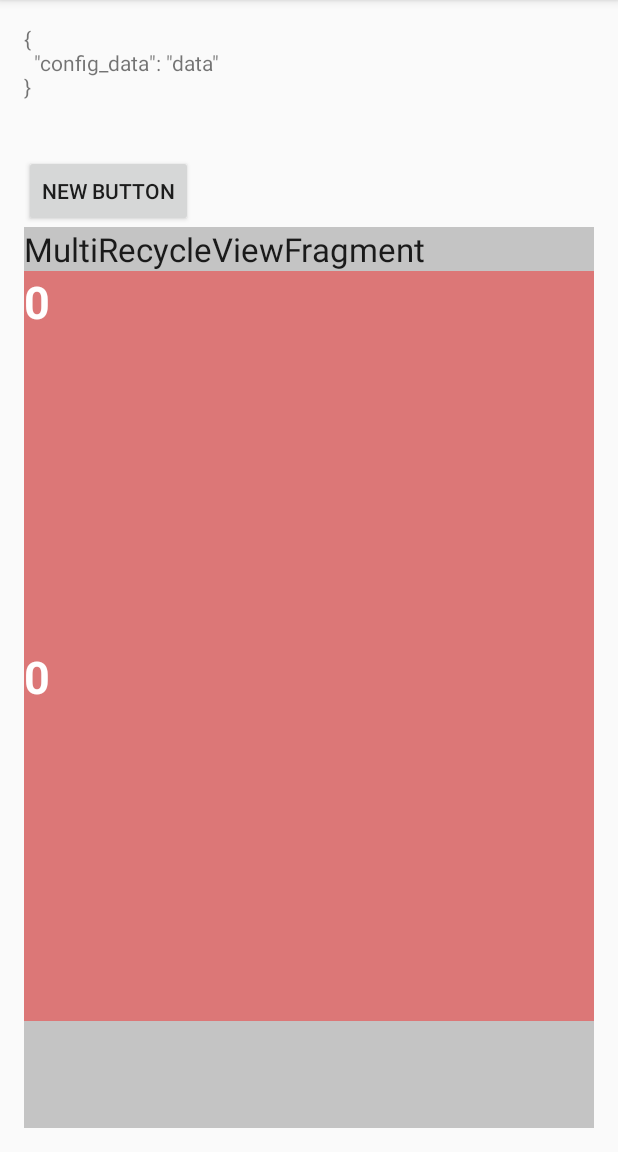
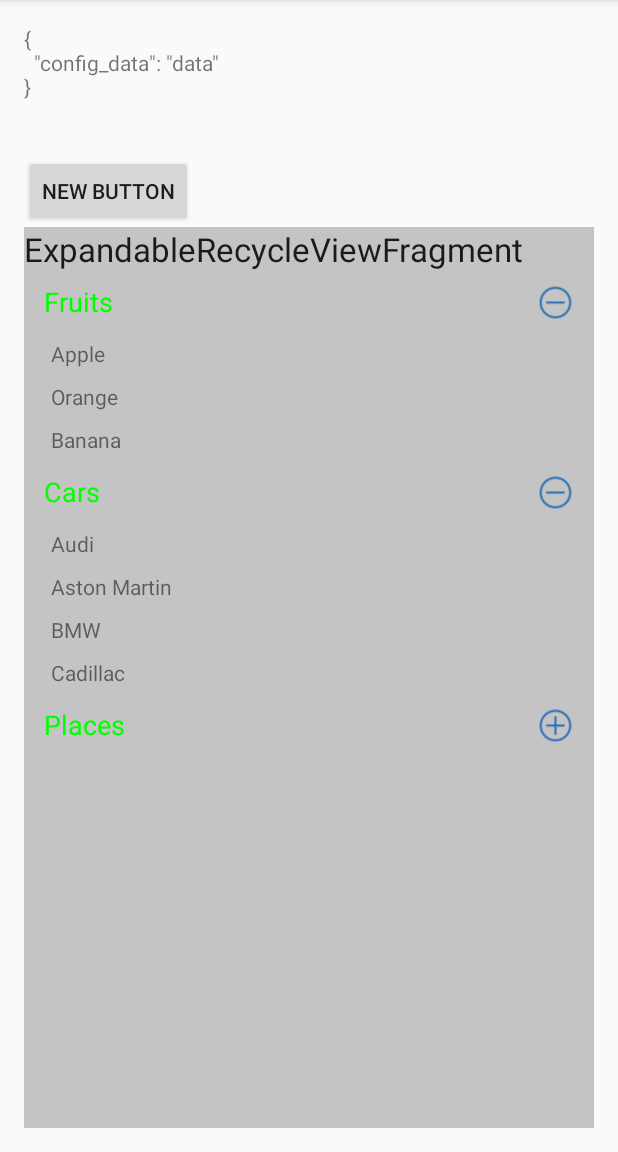
Before and after one commit to ganesanbbc/DesignPatterns, an Android app: the screen it shows after launch (MainActivity), on a phone screen of 412 x 824 dp, the part 84-1236 px from its top. Run offline under Robolectric (Android 15) with nearby library versions, the phone set to English and light mode, and no system bars; libraries missing offline, so code that uses them is left out: de.greenrobot.event; 1 statement that could not run was skipped.

Commit message:
Expandable RecycleView Fragment

```diff
--- a/app/src/main/java/com/nsg/dp/MainActivity.java
+++ b/app/src/main/java/com/nsg/dp/MainActivity.java
@@ -12,7 +12,7 @@ import com.nsg.dp.dao.fetcher.AssetDataFetcher;
 import com.nsg.dp.dao.fetcher.DataFetcher;
 import com.nsg.dp.dao.fetcher.DataFetcherCallBack;
 import com.nsg.dp.events.UpdateStatusEvent;
-import com.nsg.dp.multirecycleview.MultiRecycleViewFragment;
+import com.nsg.dp.multirecycleview.ExpandableRecycleViewFragment;
 
 import de.greenrobot.event.EventBus;
 
@@ -44,7 +44,8 @@ public class MainActivity extends AppCompatActivity implements MainActivityPrese
     private void loadFragment() {
         ft = getSupportFragmentManager().beginTransaction();
 //        SimpleRecycleViewFragment fragmentDemo = SimpleRecycleViewFragment.getInstance();
-        MultiRecycleViewFragment fragmentDemo = MultiRecycleViewFragment.getInstance();
+//        MultiRecycleViewFragment fragmentDemo = MultiRecycleViewFragment.getInstance();
+        ExpandableRecycleViewFragment fragmentDemo = ExpandableRecycleViewFragment.getInstance();
         ft.add(R.id.container, fragmentDemo,"sample");
         ft.commit();
     }
--- a/app/src/main/java/com/nsg/dp/dao/services/HomepageUIService.java
+++ b/app/src/main/java/com/nsg/dp/dao/services/HomepageUIService.java
@@ -1,22 +1,12 @@
 package com.nsg.dp.dao.services;
 
-import com.nsg.dp.dao.adapter.Adapter;
 import com.nsg.dp.dao.adapter.HomepageUIVO;
-import com.nsg.dp.dao.fetcher.DataFetcher;
-import com.nsg.dp.dao.fetcher.DataFetcherCallBack;
 
 public class HomepageUIService implements Service<HomepageUIVO> {
 
+
     @Override
-    public void request(DataFetcher dataFetcher, final Adapter<HomepageUIVO> adapter) {
-
-        dataFetcher.fetch(new DataFetcherCallBack() {
-            @Override
-            public void onSuccess(byte[] data) {
-                adapter.adapt(data);
-            }
-        });
-
+    public void request(ServiceCallback serviceListener) {
 
     }
 }
--- /dev/null
+++ b/app/src/main/java/com/nsg/dp/multirecycleview/ExpandableListAdapter.java
@@ -0,0 +1,134 @@
+package com.nsg.dp.multirecycleview;
+
+import android.content.Context;
+import android.support.v7.widget.RecyclerView;
+import android.view.LayoutInflater;
+import android.view.View;
+import android.view.ViewGroup;
+import android.widget.ImageView;
+import android.widget.TextView;
+
+import com.nsg.dp.R;
+
+import java.util.ArrayList;
+import java.util.List;
+
+public class ExpandableListAdapter extends RecyclerView.Adapter<RecyclerView.ViewHolder> {
+    public static final int HEADER = 0;
+    public static final int CHILD = 1;
+
+    private List<Item> data;
+
+    public ExpandableListAdapter(List<Item> data) {
+        this.data = data;
+    }
+
+    @Override
+    public RecyclerView.ViewHolder onCreateViewHolder(ViewGroup parent, int type) {
+        View view = null;
+        Context context = parent.getContext();
+        float dp = context.getResources().getDisplayMetrics().density;
+        int subItemPaddingLeft = (int) (18 * dp);
+        int subItemPaddingTopAndBottom = (int) (5 * dp);
+        switch (type) {
+            case HEADER:
+                LayoutInflater inflater = (LayoutInflater) parent.getContext().getSystemService(Context.LAYOUT_INFLATER_SERVICE);
+                view = inflater.inflate(R.layout.list_header, parent, false);
+                ListHeaderViewHolder header = new ListHeaderViewHolder(view);
+                return header;
+            case CHILD:
+                TextView itemTextView = new TextView(context);
+                itemTextView.setPadding(subItemPaddingLeft, subItemPaddingTopAndBottom, 0, subItemPaddingTopAndBottom);
+                itemTextView.setTextColor(0x88000000);
+                itemTextView.setLayoutParams(
+                        new ViewGroup.LayoutParams(
+                                ViewGroup.LayoutParams.MATCH_PARENT,
+                                ViewGroup.LayoutParams.WRAP_CONTENT));
+                return new RecyclerView.ViewHolder(itemTextView) {
+                };
+        }
+        return null;
+    }
+
+    public void onBindViewHolder(RecyclerView.ViewHolder holder, int position) {
+        final Item item = data.get(position);
+        switch (item.type) {
+            case HEADER:
+                final ListHeaderViewHolder itemController = (ListHeaderViewHolder) holder;
+                itemController.refferalItem = item;
+                itemController.header_title.setText(item.text);
+                if (item.invisibleChildren == null) {
+                    itemController.btn_expand_toggle.setImageResource(R.drawable.circle_minus);
+                } else {
+                    itemController.btn_expand_toggle.setImageResource(R.drawable.circle_plus);
+                }
+                itemController.btn_expand_toggle.setOnClickListener(new View.OnClickListener() {
+                    @Override
+                    public void onClick(View v) {
+                        if (item.invisibleChildren == null) {
+                            item.invisibleChildren = new ArrayList<Item>();
+                            int count = 0;
+                            int pos = data.indexOf(itemController.refferalItem);
+                            while (data.size() > pos + 1 && data.get(pos + 1).type == CHILD) {
+                                item.invisibleChildren.add(data.remove(pos + 1));
+                                count++;
+                            }
+                            notifyItemRangeRemoved(pos + 1, count);
+                            itemController.btn_expand_toggle.setImageResource(R.drawable.circle_plus);
+                        } else {
+                            int pos = data.indexOf(itemController.refferalItem);
+                            int index = pos + 1;
+                            for (Item i : item.invisibleChildren) {
+                                data.add(index, i);
+                                index++;
+                            }
+                            notifyItemRangeInserted(pos + 1, index - pos - 1);
+                            itemController.btn_expand_toggle.setImageResource(R.drawable.circle_minus);
+                            item.invisibleChildren = null;
+                        }
+                    }
+                });
+                break;
+            case CHILD:
+                TextView itemTextView = (TextView) holder.itemView;
+                itemTextView.setText(data.get(position).text);
+                break;
+        }
+    }
+
+    @Override
+    public int getItemViewType(int position) {
+        return data.get(position).type;
+    }
+
+    @Override
+    public int getItemCount() {
+        return data.size();
+    }
+
+    private static class ListHeaderViewHolder extends RecyclerView.ViewHolder {
+        public TextView header_title;
+        public ImageView btn_expand_toggle;
+        public Item refferalItem;
+
+        public ListHeaderViewHolder(View itemView) {
+            super(itemView);
+            header_title = (TextView) itemView.findViewById(R.id.header_title);
+            btn_expand_toggle = (ImageView) itemView.findViewById(R.id.btn_expand_toggle);
+        }
+    }
+
+    public static class Item {
+        public int type;
+        public String text;
+        public List<Item> invisibleChildren;
+
+        public Item() {
+        }
+
+        public Item(int type, String text) {
+            this.type = type;
+            this.text = text;
+        }
+    }
+}
--- /dev/null
+++ b/app/src/main/java/com/nsg/dp/multirecycleview/ExpandableRecycleViewFragment.java
@@ -0,0 +1,75 @@
+package com.nsg.dp.multirecycleview;
+
+import android.os.Bundle;
+import android.support.annotation.Nullable;
+import android.support.v4.app.Fragment;
+import android.support.v7.widget.LinearLayoutManager;
+import android.support.v7.widget.RecyclerView;
+import android.view.LayoutInflater;
+import android.view.View;
+import android.view.ViewGroup;
+import android.widget.TextView;
+
+import com.nsg.dp.R;
+
+import java.util.ArrayList;
+import java.util.List;
+
+/**
+ * Created by varshika on 31/07/16.
+ */
+public class ExpandableRecycleViewFragment extends Fragment {
+
+    private RecyclerView recycleView;
+    private TextView textView;
+
+    @Nullable
+    @Override
+    public View onCreateView(LayoutInflater inflater, @Nullable ViewGroup container, @Nullable Bundle savedInstanceState) {
+        return inflater.inflate(R.layout.recycleview_sample, null);
+    }
+
+    @Override
+    public void onViewCreated(View view, @Nullable Bundle savedInstanceState) {
+        super.onViewCreated(view, savedInstanceState);
+
+        textView = (TextView) view.findViewById(R.id.textView2);
+        textView.setText("ExpandableRecycleViewFragment");
+        recycleView = (RecyclerView) view.findViewById(R.id.recycleview);
+        recycleView.setHasFixedSize(true);
+        recycleView.setLayoutManager(new LinearLayoutManager(getActivity()));
+
+        List<ExpandableListAdapter.Item> data = new ArrayList<>();
+        loadData(data);
+        ExpandableListAdapter adapter = new ExpandableListAdapter(data);
+        recycleView.setAdapter(adapter);
+
+    }
+
+    private void loadData(List<ExpandableListAdapter.Item> data) {
+        data.add(new ExpandableListAdapter.Item(ExpandableListAdapter.HEADER, "Fruits"));
+        data.add(new ExpandableListAdapter.Item(ExpandableListAdapter.CHILD, "Apple"));
+        data.add(new ExpandableListAdapter.Item(ExpandableListAdapter.CHILD, "Orange"));
+        data.add(new ExpandableListAdapter.Item(ExpandableListAdapter.CHILD, "Banana"));
+        data.add(new ExpandableListAdapter.Item(ExpandableListAdapter.HEADER, "Cars"));
+        data.add(new ExpandableListAdapter.Item(ExpandableListAdapter.CHILD, "Audi"));
+        data.add(new ExpandableListAdapter.Item(ExpandableListAdapter.CHILD, "Aston Martin"));
+        data.add(new ExpandableListAdapter.Item(ExpandableListAdapter.CHILD, "BMW"));
+        data.add(new ExpandableListAdapter.Item(ExpandableListAdapter.CHILD, "Cadillac"));
+
+        ExpandableListAdapter.Item places = new ExpandableListAdapter.Item(ExpandableListAdapter.HEADER, "Places");
+        places.invisibleChildren = new ArrayList<>();
+        places.invisibleChildren.add(new ExpandableListAdapter.Item(ExpandableListAdapter.CHILD, "Kerala"));
+        places.invisibleChildren.add(new ExpandableListAdapter.Item(ExpandableListAdapter.CHILD, "Tamil Nadu"));
+        places.invisibleChildren.add(new ExpandableListAdapter.Item(ExpandableListAdapter.CHILD, "Karnataka"));
+        places.invisibleChildren.add(new ExpandableListAdapter.Item(ExpandableListAdapter.CHILD, "Maharashtra"));
+
+        data.add(places);
+    }
+
+    public static ExpandableRecycleViewFragment getInstance() {
+        return new ExpandableRecycleViewFragment();
+    }
+
+
+}
--- /dev/null
+++ b/app/src/main/res/layout/list_header.xml
@@ -0,0 +1,26 @@
+<LinearLayout
+    xmlns:android="http://schemas.android.com/apk/res/android"
+    android:orientation="horizontal"
+    android:paddingLeft="13dp"
+    android:paddingStart="13dp"
+    android:paddingRight="10dp"
+    android:paddingEnd="10dp"
+    android:paddingTop="5dp"
+    android:paddingBottom="5dp"
+    android:layout_width="match_parent"
+    android:layout_height="wrap_content">
+    <TextView
+        android:id="@+id/header_title"
+        android:textColor="#00ff00"
+        android:textSize="18sp"
+        android:gravity="center_vertical"
+        android:layout_width="0dp"
+        android:layout_height="match_parent"
+        android:layout_weight="1"/>
+    <ImageView
+        android:id="@+id/btn_expand_toggle"
+        android:src="@drawable/circle_plus"
+        android:layout_width="30dp"
+        android:layout_height="30dp"
+        android:layout_weight="0"/>
+</LinearLayout>
```
Also changed, not shown: app/src/main/res/drawable/circle_minus.png (added), app/src/main/res/drawable/circle_plus.png (added).
